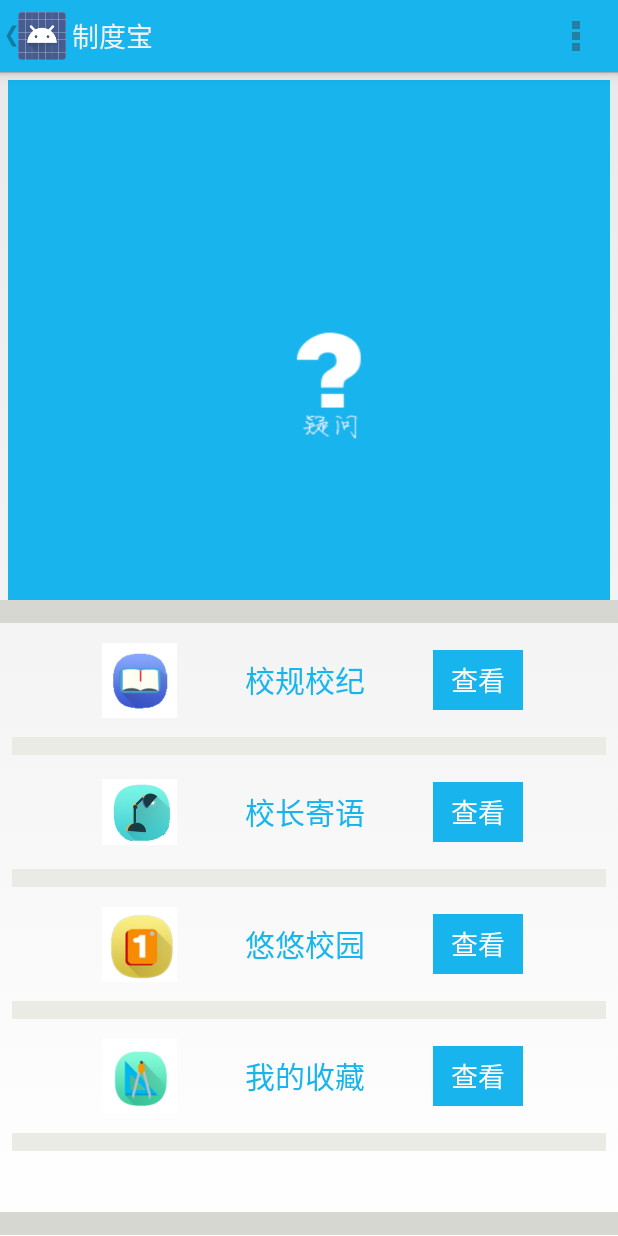
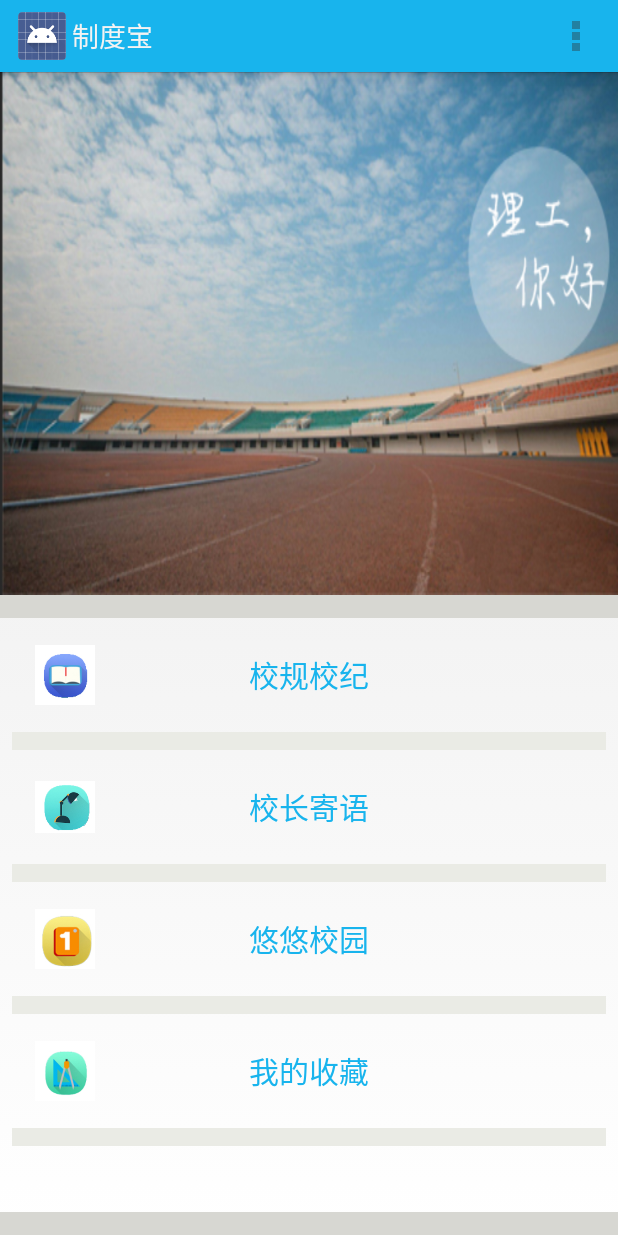
Before and after one commit to fushixingcun/zhidubao, an Android app: the screen it shows after launch (MainActivity), on a phone screen of 412 x 824 dp. Run offline under Robolectric (Android 15) with nearby library versions, the phone set to English and light mode, and no system bars; libraries missing offline, so code that uses them is left out: cn.bmob.push, cn.bmob.v3; 2 statements that could not run were skipped.

```diff
--- a/ZhiDuBao/app/src/main/AndroidManifest.xml
+++ b/ZhiDuBao/app/src/main/AndroidManifest.xml
@@ -40,7 +40,6 @@
         </activity>
         <activity android:name=".ActSendFeedback"></activity>
        <activity android:name=".bease.BaseActivity"></activity>
-        <activity android:name=".view.MyViewPagerActivity"></activity>
         <service
             android:name="cn.bmob.push.lib.service.PushService"
             android:exported="true"
--- a/ZhiDuBao/app/src/main/java/com/hpu/rule/ActSendFeedback.java
+++ b/ZhiDuBao/app/src/main/java/com/hpu/rule/ActSendFeedback.java
@@ -1,26 +1,21 @@
 package com.hpu.rule;
 
-import android.app.Activity;
 import android.os.Bundle;
-import android.os.PersistableBundle;
 import android.text.TextUtils;
 import android.util.Log;
 import android.view.View;
 import android.widget.EditText;
 import android.widget.Toast;
 
+import com.hpu.rule.bease.BaseActivity;
 import com.hpu.rule.bease.Feedback;
 
-import cn.bmob.push.BmobPush;
-import cn.bmob.v3.BmobInstallation;
-import cn.bmob.v3.BmobPushManager;
-import cn.bmob.v3.BmobQuery;
 import cn.bmob.v3.listener.SaveListener;
 
 /**用于用户的反馈
  * Created by hjs on 2015/11/8.
  */
-public class ActSendFeedback extends MainActivity implements View.OnClickListener {
+public class ActSendFeedback extends BaseActivity implements View.OnClickListener {
     private EditText information_edt;
     private EditText content_edt;
     static String msg1;
--- a/ZhiDuBao/app/src/main/java/com/hpu/rule/MainActivity.java
+++ b/ZhiDuBao/app/src/main/java/com/hpu/rule/MainActivity.java
@@ -5,159 +5,105 @@ import android.os.Bundle;
 import android.os.Handler;
 import android.os.Message;
 import android.support.v4.view.ViewPager;
+import android.view.KeyEvent;
 import android.view.Menu;
 import android.view.MenuInflater;
 import android.view.MenuItem;
-import android.view.MotionEvent;
-import android.view.View;
 import android.view.ViewConfiguration;
 import android.view.Window;
-import android.widget.AdapterView;
+import android.widget.ImageView;
 import android.widget.ListView;
-import android.widget.SearchView;
-import android.widget.ShareActionProvider;
+import android.widget.Toast;
 
+import com.hpu.rule.adapter.HomeAdapter;
 import com.hpu.rule.adapter.MyPagerAdapter;
 import com.hpu.rule.bease.BaseActivity;
 import com.hpu.rule.view.Home;
-import com.hpu.rule.adapter.HomeAdapter;
 
 import java.lang.reflect.Field;
 import java.lang.reflect.Method;
 import java.util.ArrayList;
 import java.util.List;
 
-public class MainActivity extends BaseActivity{
+public class MainActivity extends BaseActivity {
     //主页的ListView
     private ListView listView;
     //viewpager
     private ViewPager mPager;
-    //设置滑动的最大值
-    int position=50000;
-    //判断用户是否触摸
-    private boolean isTouched=false;
-//用handler来处理图片的自动滑动
-    private Handler mHandler=new Handler(){
+    // 图片资源ID
+    private final int[] imageIds = {R.drawable.first_viewpager, R.drawable.second_viewpager,
+            R.drawable.third_viewpager};
+    //用handler来处理图片的自动滑动
+    private Handler mHandler = new Handler() {
         @Override
         public void handleMessage(Message msg) {
             super.handleMessage(msg);
-            mPager.setCurrentItem(position);
+            mPager.setCurrentItem(mPager.getCurrentItem() + 1);
+            mHandler.sendEmptyMessageDelayed(0, 2000);
         }
     };
     //初始化主页的ListView
-    private List<Home> homeList = new ArrayList<Home>();
+    private List<Home> homeList = new ArrayList<>();
+    private ArrayList<ImageView> imageList;
 
     @Override
-
     protected void onCreate(Bundle savedInstanceState) {
         super.onCreate(savedInstanceState);
         setContentView(R.layout.activity_main);
+        imageList = new ArrayList<>();
         //让actionbar的返回按钮显示出来
-        getActionBar().setDisplayHomeAsUpEnabled(true);
         //让Overflow永远显示在右边，不会因为有物理的menu键，而消失
         setOverflowShowingAlways();
         //得到viewpager的实例
-        mPager=(ViewPager)findViewById(R.id.viewPager);
+        mPager = (ViewPager) findViewById(R.id.viewPager);
         //定义一个list，用于图片的显示
-        List<Integer> list=new ArrayList<Integer>();
-        list.add(R.drawable.first_viewpager);
-        list.add(R.drawable.second_viewpager);
-        list.add(R.drawable.third_viewpager);
+        for (int i = 0; i < imageIds.length; i++) {
+            //初始化图片资源
+            ImageView image = new ImageView(this);
+            image.setBackgroundResource(imageIds[i]);
+            imageList.add(image);
+        }
         //得到pageradapter的实例
-        MyPagerAdapter myPagerAdapter=new MyPagerAdapter(MainActivity.this,list);
-       //设置adapter
+        MyPagerAdapter myPagerAdapter = new MyPagerAdapter(imageList);
+        //设置adapter
         mPager.setAdapter(myPagerAdapter);
-        mPager.setCurrentItem(position);
-        //可以自动滑动，也可以用手指滑动
-        mPager.setOnTouchListener(new View.OnTouchListener() {
+        mPager.setCurrentItem(Integer.MAX_VALUE / 2 - (Integer.MAX_VALUE / 2 % imageList.size()));
+        //启动循环
+        mHandler.sendEmptyMessageDelayed(0, 3000);
 
-            @Override
-            public boolean onTouch(View view, MotionEvent motionEvent) {
-                switch (motionEvent.getAction()) {
-                    case MotionEvent.ACTION_DOWN:
-                    case MotionEvent.ACTION_MOVE:
-                        isTouched = true;
-                        break;
-                    case MotionEvent.ACTION_UP:
-                        isTouched = false;
-                    default:
-                        break;
-                }
-                return false;
-            }
-        });
-        mPager.setOnPageChangeListener(new ViewPager.OnPageChangeListener() {
-            @Override
-            public void onPageScrolled(int position, float positionOffset, int positionOffsetPixels) {
-            }
-
-            @Override
-            public void onPageSelected(int mPosition) {
-                position = mPosition;
-            }
-
-            @Override
-            public void onPageScrollStateChanged(int state) {
-
-            }
-        });
-//定义一个线程，用于处理图片的循环播放
-        Thread change = new Thread(new Runnable() {
-
-            @Override
-            public void run() {
-                while (true) {
-                    if (!isTouched) {
-                        position++;
-                        mHandler.sendEmptyMessage(0);
-                    }
-                    try {
-                        Thread.sleep(3000);
-                    } catch (InterruptedException e) {
-                        e.printStackTrace();
-                    }
-                }
-            }
-        });
-        change.start();
-
-    //初始化主页的list数据
+        //初始化主页的list数据
         initHome();
         //初始化主页的适配器
         HomeAdapter homeAdapter = new HomeAdapter(MainActivity.this, R.layout.home_item, homeList);
         //初始化ListView
         listView = (ListView) findViewById(R.id.main_listView);
         listView.setAdapter(homeAdapter);
-        listView.setOnItemClickListener(new AdapterView.OnItemClickListener() {
-            @Override
-            public void onItemClick(AdapterView<?> adapterView, View view, int position, long id) {
-                Home home=homeList.get(position);
-            }
-        });
     }
 
     //向listV添加数据
     private void initHome() {
         Home school_rule = new Home("校规校纪", R.drawable.school_rule);
         homeList.add(school_rule);
-        Home my_favorite=new Home("校长寄语",R.drawable.headmaster);
+        Home my_favorite = new Home("校长寄语", R.drawable.headmaster);
         homeList.add(my_favorite);
-        Home school_history=new Home("悠悠校园",R.drawable.school);
+        Home school_history = new Home("悠悠校园", R.drawable.school);
         homeList.add(school_history);
-        Home school_master=new Home("我的收藏",R.drawable.my_favorite);
+        Home school_master = new Home("我的收藏", R.drawable.my_favorite);
         homeList.add(school_master);
     }
+
     //由于手机的不同，ActionBar最右边的overflow按钮有时候显示，有时候不显示，解决办法
-    private void setOverflowShowingAlways(){
+    private void setOverflowShowingAlways() {
         try {
-            ViewConfiguration configuration=ViewConfiguration.get(this);
-            Field menuKeyField=ViewConfiguration.class.getDeclaredField("sHasPermanentMenuKey");
+            ViewConfiguration configuration = ViewConfiguration.get(this);
+            Field menuKeyField = ViewConfiguration.class.getDeclaredField("sHasPermanentMenuKey");
             menuKeyField.setAccessible(true);
-            menuKeyField.setBoolean(configuration,false);
-        }catch (Exception e){
-           e.printStackTrace();
+            menuKeyField.setBoolean(configuration, false);
+        } catch (Exception e) {
+            e.printStackTrace();
         }
     }
+
     //让overflow中的选项显示图标
     @Override
     public boolean onMenuOpened(int featureId, Menu menu) {
@@ -176,40 +122,49 @@ public class MainActivity extends BaseActivity{
 
     @Override
     public boolean onCreateOptionsMenu(Menu menu) {
-        MenuInflater menuInflater=getMenuInflater();
-        menuInflater.inflate(R.menu.main,menu);
+        MenuInflater menuInflater = getMenuInflater();
+        menuInflater.inflate(R.menu.main, menu);
         //对actionbar的search进行设置
-        MenuItem searchItem=menu.findItem(R.id.action_search);
-        SearchView searchView=(SearchView)searchItem.getActionView();
         //对share进行设置
-        MenuItem shareItem=menu.findItem(R.id.action_share);
-        ShareActionProvider provider=(ShareActionProvider)shareItem.getActionProvider();
-        provider.setShareIntent(getDefaultIntent());
         return super.onCreateOptionsMenu(menu);
     }
-    //设置一个可以分享image的应用
-    private Intent getDefaultIntent(){
-     Intent intent=new Intent(Intent.ACTION_SEND);
-        intent.setType("image/*");
-        return  intent;
-    }
+
     @Override
     public boolean onOptionsItemSelected(MenuItem item) {
-        switch (item.getItemId()){
-            case R.id.action_search:
-                break;
+        switch (item.getItemId()) {
             case R.id.action_setting:
                 break;
             case R.id.update:
                 break;
             case R.id.contact:
-                Intent contact_intent=new Intent(MainActivity.this,ActSendFeedback.class);
+                Intent contact_intent = new Intent(MainActivity.this, ActSendFeedback.class);
                 startActivity(contact_intent);
                 break;
             case android.R.id.home:
                 finish();
-                return  true;
+                return true;
         }
         return super.onOptionsItemSelected(item);
     }
+
+    private long exitTime = 0;
+
+    //再按一次退出
+    // 双击退出
+    public boolean onKeyDown(int keyCode, KeyEvent event) {
+        if (keyCode == KeyEvent.KEYCODE_BACK
+                && event.getAction() == KeyEvent.ACTION_DOWN) {
+            if ((System.currentTimeMillis() - exitTime) > 2000) {
+                Toast.makeText(getApplicationContext(), "再次点击退出",
+                        Toast.LENGTH_SHORT).show();
+                exitTime = System.currentTimeMillis();
+            } else {
+                // 将应用程序在后台运行
+                finish();
+            }
+            return true;
+        }
+        return super.onKeyDown(keyCode, event);
+    }
+
 }
--- a/ZhiDuBao/app/src/main/java/com/hpu/rule/adapter/HomeAdapter.java
+++ b/ZhiDuBao/app/src/main/java/com/hpu/rule/adapter/HomeAdapter.java
@@ -5,7 +5,6 @@ import android.view.LayoutInflater;
 import android.view.View;
 import android.view.ViewGroup;
 import android.widget.ArrayAdapter;
-import android.widget.Button;
 import android.widget.ImageView;
 import android.widget.TextView;
 
@@ -38,7 +37,6 @@ public class HomeAdapter extends ArrayAdapter<Home> {
 
             viewHolder.homeImage=(ImageView)view.findViewById(R.id.home_image_left);
             viewHolder.homeText=(TextView)view.findViewById(R.id.home_textView);
-            viewHolder.homeButton=(Button)view.findViewById(R.id.home_button);
             view.setTag(viewHolder);
         }else {
             view=convertView;
@@ -46,9 +44,7 @@ public class HomeAdapter extends ArrayAdapter<Home> {
         }
         viewHolder.homeImage.setImageResource(home.getImageId());
         viewHolder.homeText.setText(home.getName());
-        viewHolder.homeButton.setTag(position);
         //给Button添加单击事件
-        viewHolder.homeButton.setOnClickListener(myListener);
         return view;
     }
 
@@ -67,6 +63,5 @@ public class HomeAdapter extends ArrayAdapter<Home> {
     class ViewHolder{
         ImageView homeImage;
         TextView homeText;
-        Button homeButton;
     }
 }
--- a/ZhiDuBao/app/src/main/java/com/hpu/rule/adapter/MyPagerAdapter.java
+++ b/ZhiDuBao/app/src/main/java/com/hpu/rule/adapter/MyPagerAdapter.java
@@ -1,11 +1,10 @@
 package com.hpu.rule.adapter;
 
-import android.content.Context;
 import android.support.v4.view.PagerAdapter;
 import android.view.View;
 import android.view.ViewGroup;
+import android.view.ViewParent;
 import android.widget.ImageView;
-import android.widget.LinearLayout;
 
 import java.util.ArrayList;
 import java.util.List;
@@ -15,39 +14,42 @@ import java.util.List;
  * Created by hjs on 2015/11/9.
  */
 public class MyPagerAdapter extends PagerAdapter {
-    private List<View> mList;
-    public MyPagerAdapter(Context mContext,List<Integer> list){
-         mList=new ArrayList<View>();
-       LinearLayout.LayoutParams mParams = new LinearLayout.LayoutParams(
-                LinearLayout.LayoutParams.MATCH_PARENT,
-                LinearLayout.LayoutParams.MATCH_PARENT);
-        for (int i=0;i<list.size();i++){
-            ImageView mimageView=new ImageView(mContext);
-            mimageView.setLayoutParams(mParams);
-            mimageView.setBackgroundResource(list.get(i));
-            mList.add(mimageView);
+    private List<ImageView> mList;
+
+    public MyPagerAdapter(ArrayList<ImageView> views) {
+        mList = new ArrayList<>();
+        for (ImageView view : views) {
+            mList.add(view);
         }
     }
+
     @Override
     public boolean isViewFromObject(View view, Object object) {
-        return view==object;
+        return view == object;
     }
 
     @Override
     public int getCount() {
         return Integer.MAX_VALUE;
     }
+
+
+    //添加下一页
+    @Override
+    public Object instantiateItem(ViewGroup container, int position) {
+        //得到view 的爹，之前已经记录了一个
+        ViewParent parent = mList.get(position % mList.size()).getParent();
+        if (parent instanceof ViewGroup) {
+            ViewGroup group = (ViewGroup) parent;
+            group.removeView(mList.get(position % mList.size()));
+        }
+        container.addView(mList.get(position % mList.size()));
+        return mList.get(position % mList.size());
+    }
     //销毁上一页
     @Override
     public void destroyItem(ViewGroup container, int position, Object object) {
-        position=position%mList.size();
-        container.removeView(mList.get(position));
-    }
-    //添加下一页
-    @Override
-    public Object instantiateItem(ViewGroup container, int position) {
-        position=position%mList.size();
-        container.addView(mList.get(position));
-        return mList.get(position);
+        container.removeView((View) object);
+        object = null;
     }
 }
--- a/ZhiDuBao/app/src/main/res/layout/activity_main.xml
+++ b/ZhiDuBao/app/src/main/res/layout/activity_main.xml
@@ -8,34 +8,33 @@
     <!--主页的viewPager-->
     <android.support.v4.view.ViewPager
         android:id="@+id/viewPager"
-        android:layout_marginTop="5dp"
-        android:layout_marginRight="5dp"
-        android:layout_marginLeft="5dp"
         android:layout_width="match_parent"
         android:layout_height="0dp"
-        android:layout_weight="0.45"/>
+        android:layout_weight="0.45" />
     <!--view用于占位-->
     <View
         android:id="@+id/view_top"
         android:layout_width="match_parent"
         android:layout_height="0dp"
         android:layout_weight="0.02"
-    android:background="#D7D7D2"/>
+        android:background="#D7D7D2" />
+
     <ListView
         android:id="@+id/main_listView"
         android:layout_width="match_parent"
         android:layout_height="0dp"
         android:layout_marginLeft="8dp"
         android:layout_marginRight="8dp"
-       android:footerDividersEnabled="false"
+        android:layout_weight="0.51"
         android:divider="@color/devide_color"
         android:dividerHeight="12dp"
-       android:layout_weight="0.51">
-   </ListView>
+        android:footerDividersEnabled="false"
+        android:scrollbars="none" />
+
     <View
         android:id="@+id/view_bottom"
         android:layout_width="match_parent"
         android:layout_height="0dp"
         android:layout_weight="0.02"
-        android:background="#D7D7D2"/>
+        android:background="#D7D7D2" />
 </LinearLayout>
--- a/ZhiDuBao/app/src/main/res/layout/home_item.xml
+++ b/ZhiDuBao/app/src/main/res/layout/home_item.xml
@@ -1,34 +1,24 @@
-<?xml version="1.0" encoding="utf-8"?>
-<!--主页的listview 的 显示界面-->
-<LinearLayout xmlns:android="http://schemas.android.com/apk/res/android"
+<?xml version="1.0" encoding="utf-8"?><!--主页的listview 的 显示界面-->
+<RelativeLayout xmlns:android="http://schemas.android.com/apk/res/android"
     android:layout_width="match_parent"
-    android:layout_height="80dp"
-    android:orientation="horizontal"
-    android:gravity="center">
+    android:layout_height="80dp">
+
     <ImageView
         android:id="@+id/home_image_left"
         android:layout_width="50dp"
         android:layout_height="65dp"
-        android:layout_margin="5dp" />
+        android:layout_margin="5dp"
+        android:paddingLeft="10dp" />
 
     <TextView
         android:id="@+id/home_textView"
         android:layout_width="wrap_content"
         android:layout_height="wrap_content"
+        android:layout_centerInParent="true"
         android:layout_gravity="center"
         android:layout_marginLeft="40dp"
         android:gravity="center_horizontal"
         android:textColor="#18B4ED"
         android:textSize="20sp" />
 
-    <Button
-        android:id="@+id/home_button"
-        android:layout_width="60dp"
-        android:layout_height="40dp"
-        android:layout_gravity="center"
-        android:layout_marginLeft="45dp"
-        android:background="#18B4ED"
-        android:gravity="center"
-        android:text="查看"
-        android:textColor="#FFFFFF" />
-</LinearLayout>
+</RelativeLayout>
--- a/ZhiDuBao/app/src/main/res/menu/main.xml
+++ b/ZhiDuBao/app/src/main/res/menu/main.xml
@@ -1,33 +1,22 @@
 <?xml version="1.0" encoding="utf-8"?>
 <menu xmlns:android="http://schemas.android.com/apk/res/android"
     xmlns:app="http://schemas.android.com/apk/res-auto">
-   <!--用于actionbar的显示-->
-    <!--用于搜索-->
-    <item
-        android:id="@+id/action_search"
-        android:icon="@drawable/ic_action_search"
-        android:title="@string/search"
-        android:actionViewClass="android.widget.SearchView"
-        app:showAsAction="always|collapseActionView"/>
-
-    <!--用于分享-->
-    <item android:id="@+id/action_share"
-        android:title="@string/action_share"
-        app:showAsAction="always"
-        android:actionProviderClass="android.widget.ShareActionProvider"/>
+    <!--用于actionbar的显示-->
     <!--用于设置-->
     <item
         android:id="@+id/action_setting"
-        app:showAsAction="never"
-        android:title="@string/setting"/>
+        android:title="@string/setting"
+        app:showAsAction="ifRoom" />
     <!--用于更新-->
-    <item android:id="@+id/update"
+    <item
+        android:id="@+id/update"
+        android:icon="@drawable/update"
         android:title="@string/update"
-        app:showAsAction="ifRoom"
-        android:icon="@drawable/update"/>
+        app:showAsAction="ifRoom" />
     <!--用于反馈-->
-    <item android:id="@+id/contact"
+    <item
+        android:id="@+id/contact"
+        android:icon="@drawable/contact"
         android:title="@string/contact"
-        app:showAsAction="never"
-        android:icon="@drawable/contact"/>
+        app:showAsAction="ifRoom" />
 </menu>
--- a/ZhiDuBao/gradle.properties
+++ b/ZhiDuBao/gradle.properties
@@ -16,3 +16,4 @@
 # This option should only be used with decoupled projects. More details, visit
 # http://www.gradle.org/docs/current/userguide/multi_project_builds.html#sec:decoupled_projects
 # org.gradle.parallel=true
+ com.android.build.gradle.overridePathCheck=true
```
Lines whose indentation alone changed are shown as unchanged.
